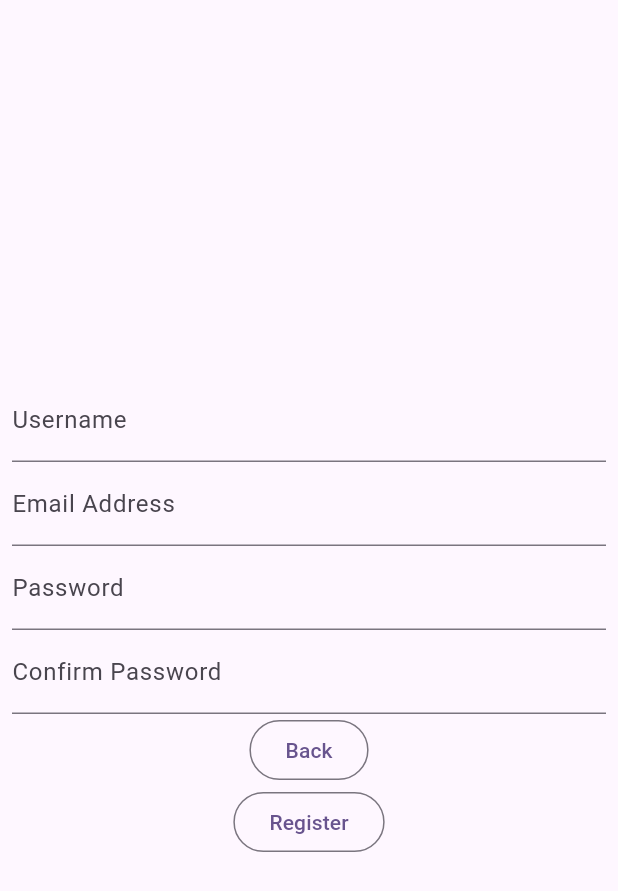
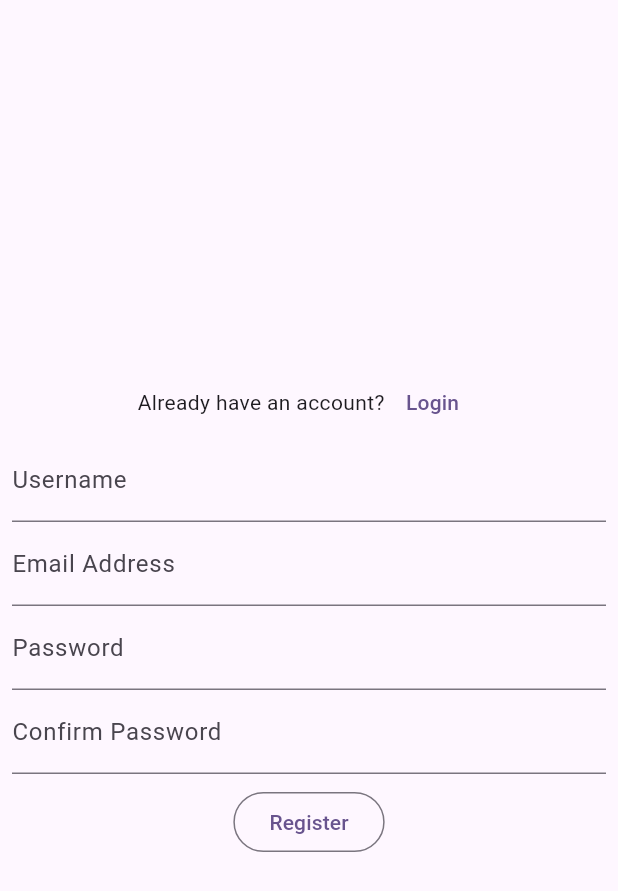
Before and after one commit to PeterJohnBishop/friendly-winner, a Flutter app: the screen it shows after launch, after a tap on "Sign Up", on a phone screen of 412 x 824 dp. Shown: the top 891 px of the screen. Run offline on Flutter 3.47's test engine with Material 3 defaults, Android fonts, the phone set to English and light mode, and no system bars; our stand-ins replace firebase_auth, firebase_core; accounts and stored records are empty; generated files the repository leaves out were written again.

Commit message:
minor ui adjustment

```diff
--- a/flutter_friendly/lib/Authentication/entry.dart
+++ b/flutter_friendly/lib/Authentication/entry.dart
@@ -19,7 +19,7 @@ class _EntryViewState extends State<EntryView> {
                 child: Column(
                     mainAxisAlignment: MainAxisAlignment.center,
                     children: <Widget>[
-                        ElevatedButton(
+                        OutlinedButton(
                             onPressed: () {
                                 Navigator.push(
     context,
@@ -29,7 +29,7 @@ class _EntryViewState extends State<EntryView> {
                             child: Text('Sign Up'),
                         ),
                         SizedBox(height: 20),
-                        ElevatedButton(
+                        OutlinedButton(
                             onPressed: () {
                                 Navigator.push(
     context,
--- a/flutter_friendly/lib/Authentication/signup.dart
+++ b/flutter_friendly/lib/Authentication/signup.dart
@@ -43,6 +43,19 @@ class _SignupViewState extends State<SignupView> {
               child: Column(
                 mainAxisAlignment: MainAxisAlignment.center,
                 children: [
+                    Row(
+                  mainAxisAlignment: MainAxisAlignment.center,
+                  children: [
+                    Text("Already have an account?"),
+                    TextButton(
+                      onPressed: () {
+                        Navigator.of(context).pushReplacement(
+                          MaterialPageRoute(builder: (context) => LoginView()),
+                        );
+                      },
+                      child: Text("Login"),
+                    ),
+                  ]),
                   TextFormField(
                     autocorrect: false,
                     controller: _nameRegisterTextController,
@@ -81,15 +94,11 @@ class _SignupViewState extends State<SignupView> {
                     ),
                     decoration: InputDecoration(labelText: "Confirm Password"),
                   ),
-                  OutlinedButton(
-                      onPressed: () {
-                        Navigator.of(context).pushReplacement(MaterialPageRoute(
-                            builder: (context) => LoginView()));
-                      },
-                      child: Text("Back")),
                   _isProcessing
                       ? CircularProgressIndicator()
-                      : OutlinedButton(
+                      : Padding(
+                        padding: const EdgeInsets.all(8.0),
+                        child: OutlinedButton(
                           onPressed: () async {
                             _nameRegisterFocusNode.unfocus();
                             _emailRegisterFocusNode.unfocus();
@@ -114,6 +123,7 @@ class _SignupViewState extends State<SignupView> {
                             }
                           },
                           child: Text("Register"))
+                      ),
                 ],
               ),
             ),
```
Also changed, not shown: flutter_friendly/lib/Authentication/login.dart (+17 -7 lines).
